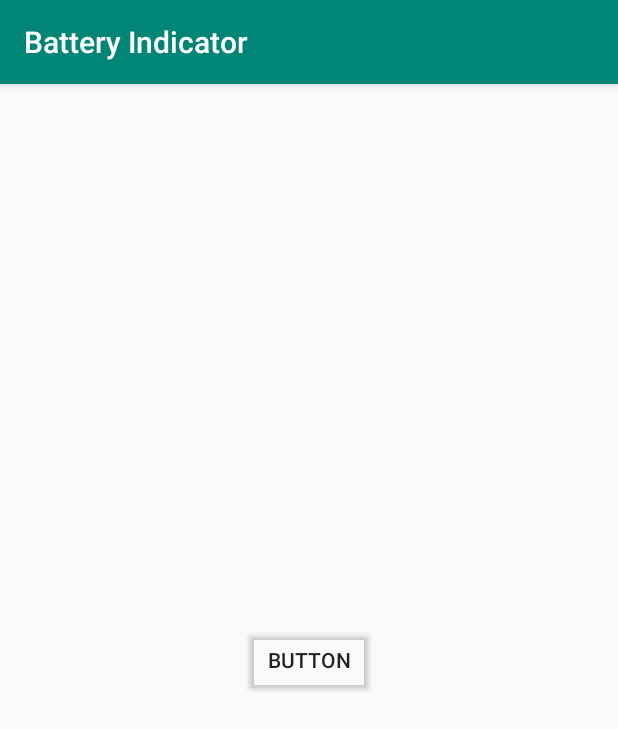
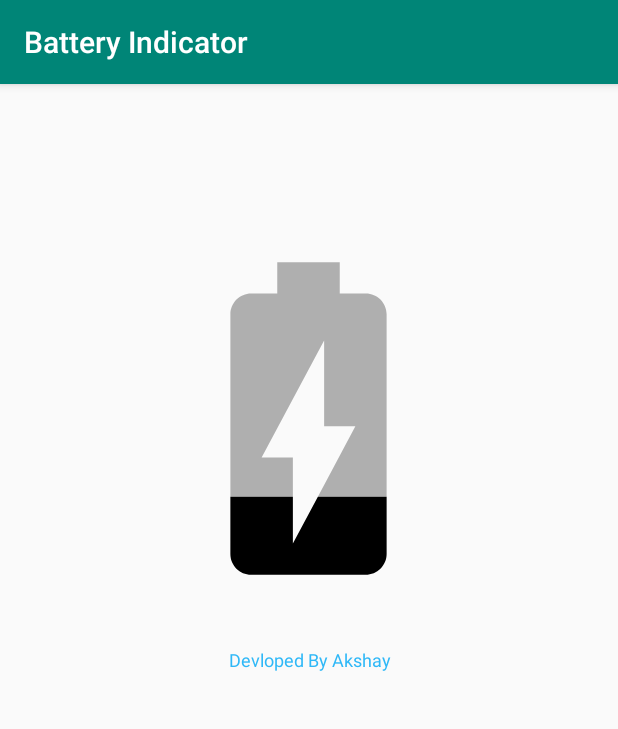
Before and after one commit to Akshay7000/BatteryIndicator, an Android app: the screen it shows after launch (MainActivity), on a phone screen of 412 x 824 dp. Shown: the top 729 px of the screen. Run offline under Robolectric (Android 15) with nearby library versions, the phone set to English and light mode, and no system bars.

Commit message:
working alert, battery animation , battery state

```diff
--- a/app/src/main/AndroidManifest.xml
+++ b/app/src/main/AndroidManifest.xml
@@ -12,6 +12,8 @@
         <activity android:name=".MainActivity">
             <intent-filter>
                 <action android:name="android.intent.action.MAIN" />
+                <action android:name="android.intent.action.ACTION_POWER_CONNECTED" />
+                <action android:name="android.intent.action.ACTION_POWER_DISCONNECTED" />
 
                 <category android:name="android.intent.category.LAUNCHER" />
             </intent-filter>
--- a/app/src/main/java/com/autometer/batteryindi/MainActivity.java
+++ b/app/src/main/java/com/autometer/batteryindi/MainActivity.java
@@ -1,52 +1,99 @@
 package com.autometer.batteryindi;
-
-import androidx.appcompat.app.AppCompatActivity;
 
 import android.annotation.SuppressLint;
 import android.content.BroadcastReceiver;
 import android.content.Context;
 import android.content.Intent;
 import android.content.IntentFilter;
+import android.graphics.drawable.AnimationDrawable;
 import android.media.MediaPlayer;
 import android.os.BatteryManager;
 import android.os.Bundle;
-import android.view.View;
-import android.widget.Button;
+import android.view.Window;
+import android.widget.ImageView;
 import android.widget.TextView;
+import android.widget.Toast;
+
+import androidx.appcompat.app.AppCompatActivity;
 
 public class MainActivity extends AppCompatActivity {
-
+    AnimationDrawable batteryAnimation;
     private TextView battery; //= findViewById(R.id.batteryLevel);
-
+    MediaPlayer mp;
+    private Context mContext;
+    private TextView mTextView;
     private BroadcastReceiver batterylevelReciver = new BroadcastReceiver() {
-       // @SuppressLint("SetTextI18n")
+        // @SuppressLint("SetTextI18n")
 
         @Override
         public void onReceive(Context context, Intent intent) {
+
+            Toast.makeText(mContext, "Received", Toast.LENGTH_SHORT).show();
+            int status = intent.getIntExtra(BatteryManager.EXTRA_STATUS,-1);
+            boolean isCharging = status == BatteryManager.BATTERY_STATUS_CHARGING
+                    ||
+                    status == BatteryManager.BATTERY_STATUS_FULL;
+            if(isCharging){
+                mTextView.setText("Charging : Yes.");
+                int chargePlug = intent.getIntExtra(BatteryManager.EXTRA_PLUGGED,-1);
+                boolean usbCharge = chargePlug == BatteryManager.BATTERY_PLUGGED_USB;
+                if(usbCharge){
+                    mTextView.setText(mTextView.getText()+"\nUSB Charging");
+                }
+                boolean acCharge = chargePlug == BatteryManager.BATTERY_PLUGGED_AC;
+                if(acCharge){
+                    mTextView.setText(mTextView.getText()+"\nAC Charging");
+                }
+                boolean wirelessCharge = chargePlug == BatteryManager.BATTERY_PLUGGED_WIRELESS;
+                if(wirelessCharge){
+                    mTextView.setText(mTextView.getText()+"\nWireless Charging");
+                }
+            }
+            else {
+                // Display the battery charging state
+                mTextView.setText("Charging : No.");
+
+            }
             int defaultValue = 0 ;
             int level = intent.getIntExtra(BatteryManager.EXTRA_LEVEL, defaultValue);
             battery.setText(String.valueOf(level)+"%");
-        }
+            if( level==100)
+                mp.start();
+
+            }
+
+
     };
 
-    Button bt;
 
+
+    @SuppressLint("ResourceType")
     @Override
     protected void onCreate(Bundle savedInstanceState) {
+        requestWindowFeature(Window.FEATURE_ACTION_BAR);
         super.onCreate(savedInstanceState);
         setContentView(R.layout.activity_main);
 
         battery = findViewById(R.id.batteryLevel);
         this.registerReceiver(this.batterylevelReciver,new IntentFilter(Intent.ACTION_BATTERY_CHANGED ));
 
-            bt = (Button) findViewById(R.id.clickme);
-            final MediaPlayer mp = MediaPlayer.create(this, R.raw.sample);
-            bt.setOnClickListener(new View.OnClickListener() {
-                @Override
-                public void onClick(View view) {
-                    mp.start();
-                }
-            });
+        mp = MediaPlayer.create(this, R.raw.sample);
+        ImageView imageView = (ImageView)findViewById(R.id.image);
+        imageView.setBackgroundResource(R.drawable.animation);
+        batteryAnimation = (AnimationDrawable) imageView.getBackground ();
 
+
+
+
+        mContext = getApplicationContext();
+        IntentFilter iFilter = new IntentFilter(Intent.ACTION_BATTERY_CHANGED);
+        mContext.registerReceiver(batterylevelReciver,iFilter);
+        mTextView = findViewById(R.id.tv);
+    }
+
+    @Override
+    public void onWindowFocusChanged(boolean hasFocus) {
+        super.onWindowFocusChanged(hasFocus);
+        batteryAnimation.start();
     }
 }
--- /dev/null
+++ b/app/src/main/res/drawable/animation.xml
@@ -0,0 +1,27 @@
+<?xml version="1.0" encoding="utf-8"?>
+<animation-list xmlns:android="http://schemas.android.com/apk/res/android">
+
+    <item
+        android:drawable="@drawable/ic_battery_charging1"
+        android:duration="400"/>
+    <item
+        android:drawable="@drawable/ic_battery_charging2"
+        android:duration="400"/>
+    <item
+        android:drawable="@drawable/ic_battery_charging3"
+        android:duration="400"/>
+    <item
+        android:drawable="@drawable/ic_battery_charging4"
+        android:duration="400"/>
+    <item
+        android:drawable="@drawable/ic_battery_charging5"
+        android:duration="400"/>
+    <item
+        android:drawable="@drawable/ic_battery_charging6"
+        android:duration="400"/>
+    <item
+        android:drawable="@drawable/ic_battery_charging7"
+        android:duration="400"/>
+
+
+</animation-list>
--- /dev/null
+++ b/app/src/main/res/drawable/ic_battery_charging1.xml
@@ -0,0 +1,6 @@
+<vector android:autoMirrored="true" android:height="24dp"
+    android:viewportHeight="24.0" android:viewportWidth="24.0"
+    android:width="24dp" xmlns:android="http://schemas.android.com/apk/res/android">
+    <path android:fillColor="#FF000000" android:pathData="M11,20v-3H7v3.67C7,21.4 7.6,22 8.33,22h7.33c0.74,0 1.34,-0.6 1.34,-1.33V17h-4.4L11,20z"/>
+    <path android:fillAlpha=".3" android:fillColor="#FF000000" android:pathData="M15.67,4H14V2h-4v2H8.33C7.6,4 7,4.6 7,5.33V17h4v-2.5H9L13,7v5.5h2L12.6,17H17V5.33C17,4.6 16.4,4 15.67,4z"/>
+</vector>
--- /dev/null
+++ b/app/src/main/res/drawable/ic_battery_charging2.xml
@@ -0,0 +1,6 @@
+<vector android:autoMirrored="true" android:height="24dp"
+    android:viewportHeight="24.0" android:viewportWidth="24.0"
+    android:width="24dp" xmlns:android="http://schemas.android.com/apk/res/android">
+    <path android:fillAlpha=".3" android:fillColor="#FF000000" android:pathData="M15.67,4H14V2h-4v2H8.33C7.6,4 7,4.6 7,5.33v9.17h2L13,7v5.5h2l-1.07,2H17V5.33C17,4.6 16.4,4 15.67,4z"/>
+    <path android:fillColor="#FF000000" android:pathData="M11,20v-5.5H7v6.17C7,21.4 7.6,22 8.33,22h7.33c0.74,0 1.34,-0.6 1.34,-1.33V14.5h-3.07L11,20z"/>
+</vector>
--- /dev/null
+++ b/app/src/main/res/drawable/ic_battery_charging3.xml
@@ -0,0 +1,6 @@
+<vector android:autoMirrored="true" android:height="24dp"
+    android:viewportHeight="24.0" android:viewportWidth="24.0"
+    android:width="24dp" xmlns:android="http://schemas.android.com/apk/res/android">
+    <path android:fillColor="#FF000000" android:pathData="M14.47,13.5L11,20v-5.5H9l0.53,-1H7v7.17C7,21.4 7.6,22 8.33,22h7.33c0.74,0 1.34,-0.6 1.34,-1.33V13.5h-2.53z"/>
+    <path android:fillAlpha=".3" android:fillColor="#FF000000" android:pathData="M15.67,4H14V2h-4v2H8.33C7.6,4 7,4.6 7,5.33v8.17h2.53L13,7v5.5h2l-0.53,1H17V5.33C17,4.6 16.4,4 15.67,4z"/>
+</vector>
--- /dev/null
+++ b/app/src/main/res/drawable/ic_battery_charging4.xml
@@ -0,0 +1,6 @@
+<vector android:autoMirrored="true" android:height="24dp"
+    android:viewportHeight="24.0" android:viewportWidth="24.0"
+    android:width="24dp" xmlns:android="http://schemas.android.com/apk/res/android">
+    <path android:fillAlpha=".3" android:fillColor="#FF000000" android:pathData="M15.67,4H14V2h-4v2H8.33C7.6,4 7,4.6 7,5.33V11h3.87L13,7v4h4V5.33C17,4.6 16.4,4 15.67,4z"/>
+    <path android:fillColor="#FF000000" android:pathData="M13,12.5h2L11,20v-5.5H9l1.87,-3.5H7v9.67C7,21.4 7.6,22 8.33,22h7.33c0.74,0 1.34,-0.6 1.34,-1.33V11h-4v1.5z"/>
+</vector>
--- /dev/null
+++ b/app/src/main/res/drawable/ic_battery_charging5.xml
@@ -0,0 +1,6 @@
+<vector android:autoMirrored="true" android:height="24dp"
+    android:viewportHeight="24.0" android:viewportWidth="24.0"
+    android:width="24dp" xmlns:android="http://schemas.android.com/apk/res/android">
+    <path android:fillAlpha=".3" android:fillColor="#FF000000" android:pathData="M15.67,4H14V2h-4v2H8.33C7.6,4 7,4.6 7,5.33V9h4.93L13,7v2h4V5.33C17,4.6 16.4,4 15.67,4z"/>
+    <path android:fillColor="#FF000000" android:pathData="M13,12.5h2L11,20v-5.5H9L11.93,9H7v11.67C7,21.4 7.6,22 8.33,22h7.33c0.74,0 1.34,-0.6 1.34,-1.33V9h-4v3.5z"/>
+</vector>
--- /dev/null
+++ b/app/src/main/res/drawable/ic_battery_charging6.xml
@@ -0,0 +1,6 @@
+<vector android:autoMirrored="true" android:height="24dp"
+    android:viewportHeight="24.0" android:viewportWidth="24.0"
+    android:width="24dp" xmlns:android="http://schemas.android.com/apk/res/android">
+    <path android:fillAlpha=".3" android:fillColor="#FF000000" android:pathData="M15.67,4H14V2h-4v2H8.33C7.6,4 7,4.6 7,5.33V8h5.47L13,7v1h4V5.33C17,4.6 16.4,4 15.67,4z"/>
+    <path android:fillColor="#FF000000" android:pathData="M13,12.5h2L11,20v-5.5H9L12.47,8H7v12.67C7,21.4 7.6,22 8.33,22h7.33c0.74,0 1.34,-0.6 1.34,-1.33V8h-4v4.5z"/>
+</vector>
--- /dev/null
+++ b/app/src/main/res/drawable/ic_battery_charging7.xml
@@ -0,0 +1,5 @@
+<vector android:autoMirrored="true" android:height="24dp"
+    android:viewportHeight="24.0" android:viewportWidth="24.0"
+    android:width="24dp" xmlns:android="http://schemas.android.com/apk/res/android">
+    <path android:fillColor="#FF000000" android:pathData="M15.67,4H14V2h-4v2H8.33C7.6,4 7,4.6 7,5.33v15.33C7,21.4 7.6,22 8.33,22h7.33c0.74,0 1.34,-0.6 1.34,-1.33V5.33C17,4.6 16.4,4 15.67,4zM11,20v-5.5H9L13,7v5.5h2L11,20z"/>
+</vector>
--- a/app/src/main/res/layout/activity_main.xml
+++ b/app/src/main/res/layout/activity_main.xml
@@ -6,31 +6,48 @@
     android:layout_width="match_parent"
     android:layout_height="match_parent"
     tools:context=".MainActivity">
+<LinearLayout
+    android:layout_width="match_parent"
+    android:layout_height="match_parent"
+    android:orientation="vertical">
 
     <TextView
         android:id="@+id/batteryLevel"
-        android:layout_width="wrap_content"
+        android:layout_width="match_parent"
+        android:layout_height="50dp"
+        android:layout_marginTop="@android:dimen/app_icon_size"
+        android:gravity="center"
+        android:textSize="35sp"
+        app:layout_constraintVertical_bias="0.376"
+         />
+
+    <ImageView
+        android:id="@+id/image"
+        android:layout_width="250dp"
+        android:layout_height="250dp"
+        android:layout_gravity="center"
+        android:contentDescription="@string/image" />
+    <TextView
+        android:id="@+id/tv"
+        android:layout_width="match_parent"
         android:layout_height="wrap_content"
+        android:textSize="20sp"
+        android:textColor="#000"
+        android:textAlignment="center"
+        />
 
-        android:layout_marginStart="188dp"
-        android:textSize="50sp"
-        app:layout_constraintBottom_toBottomOf="parent"
-        app:layout_constraintRight_toRightOf="parent"
-        app:layout_constraintStart_toStartOf="parent"
-        app:layout_constraintTop_toTopOf="parent"
-        app:layout_constraintVertical_bias="0.347" />
+    <TextView
+        android:id="@+id/cradit"
+        android:layout_width="match_parent"
+        android:layout_height="wrap_content"
+        android:layout_gravity="bottom"
+        android:text="@string/devloped_by_akshay"
+        android:textAlignment="center"
+        android:textColor="#2FB8F7"
+        android:textSize="12sp"
+        tools:ignore="MissingConstraints" />
 
-    <Button
-        android:id="@+id/clickme"
-        android:layout_width="wrap_content"
-        android:layout_height="wrap_content"
-        android:layout_centerHorizontal="true"
-        android:layout_centerVertical="true"
-        android:backgroundTint="#00435CB1"
-        android:text="@string/button"
-        app:layout_constraintBottom_toBottomOf="parent"
-        app:layout_constraintLeft_toLeftOf="parent"
-        app:layout_constraintRight_toRightOf="parent"
-        app:layout_constraintTop_toTopOf="parent" />
+
+</LinearLayout>
 
 </androidx.constraintlayout.widget.ConstraintLayout>
--- a/app/src/main/res/values/ids.xml
+++ b/app/src/main/res/values/ids.xml
@@ -2,4 +2,5 @@
 <resources>
     <item name="batteryLevel" type="id" />
     <item name="clickme" type="id" />
+    <item name="animation" type="id" />
 </resources>
--- a/app/src/main/res/values/strings.xml
+++ b/app/src/main/res/values/strings.xml
@@ -1,4 +1,7 @@
 <resources>
     <string name="app_name">Battery Indicator</string>
     <string name="button">Button</string>
+    <string name="image">Image</string>
+    <string name="devloped_by_akshay">Devloped By Akshay</string>
+
 </resources>
```
Also changed, not shown: 1 other file.
